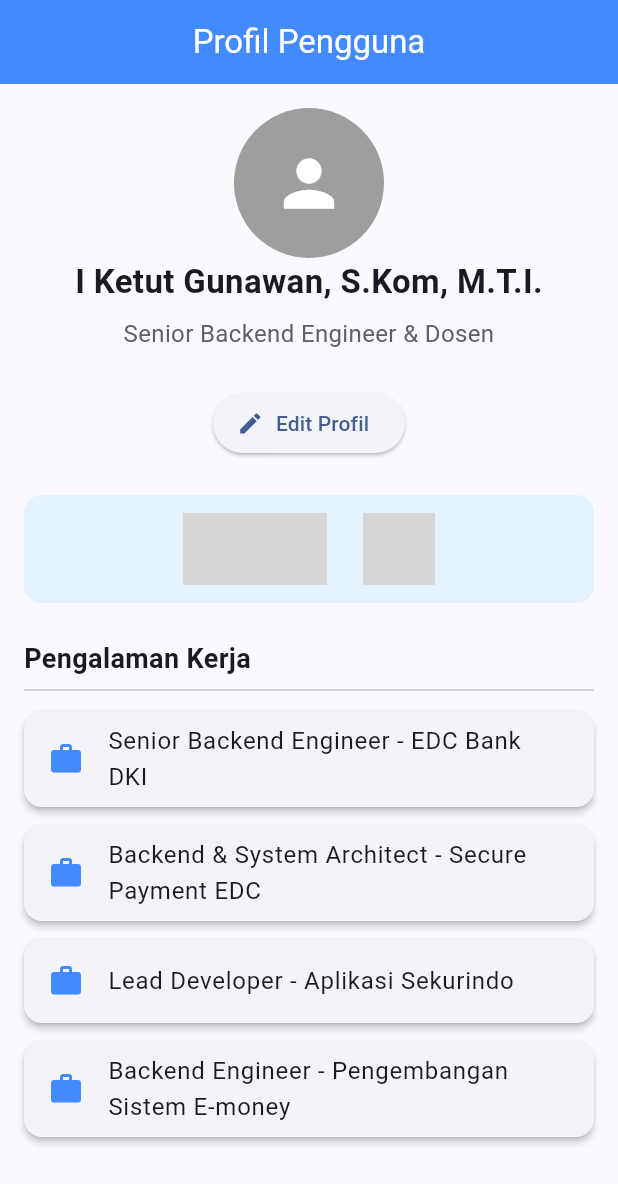
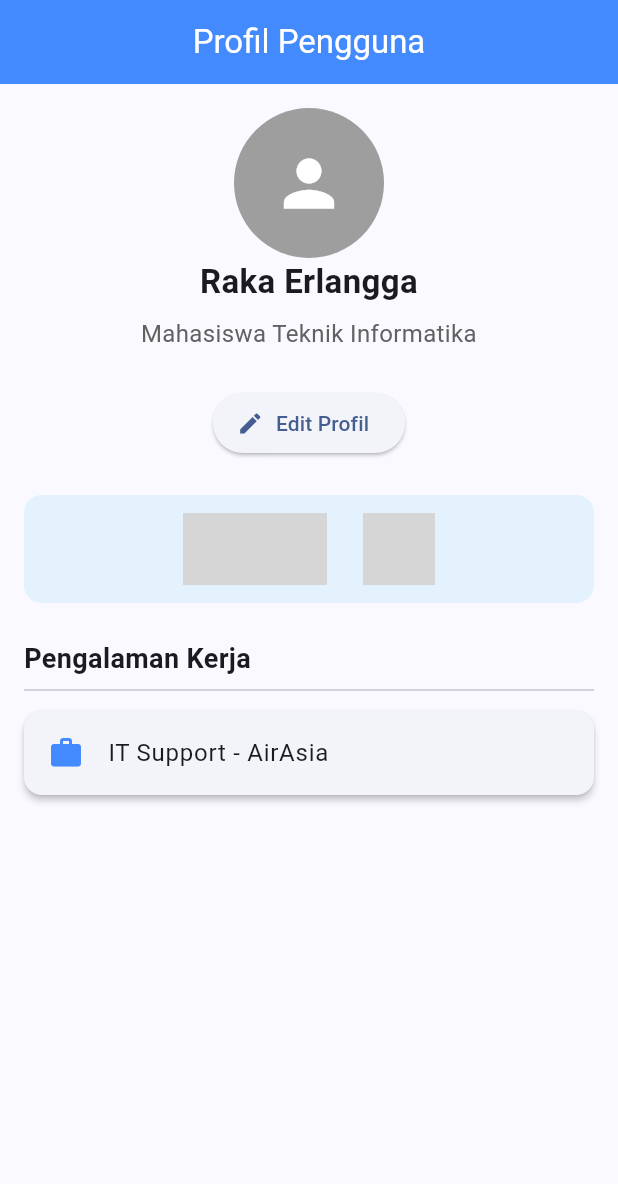
Before and after one commit to Reimonst/CodeFix-Fluttter, a Flutter app: the screen it shows after launch, on a phone screen of 412 x 824 dp. Shown: the top 1184 px of the screen. Run offline on Flutter 3.47's test engine with Material 3 defaults, Android fonts, the phone set to English and light mode, and no system bars; statements that could not run were skipped; grey boxes are pictures that could not be loaded.

```diff
--- a/lib/main.dart
+++ b/lib/main.dart
@@ -7,14 +7,11 @@
 class MainApp extends StatelessWidget {
   MainApp({super.key});
 
-  final String userName = 'I Ketut Gunawan, S.Kom, M.T.I.';
-  final String role = 'Senior Backend Engineer & Dosen';
+  final String userName = 'Raka Erlangga';
+  final String role = 'Mahasiswa Teknik Informatika';
 
   final List<String> experiences = [
-    'Senior Backend Engineer - EDC Bank DKI',
-    'Backend & System Architect - Secure Payment EDC',
-    'Lead Developer - Aplikasi Sekurindo',
-    'Backend Engineer - Pengembangan Sistem E-money',
+    'IT Support - AirAsia',
   ];
 
   @override
```
